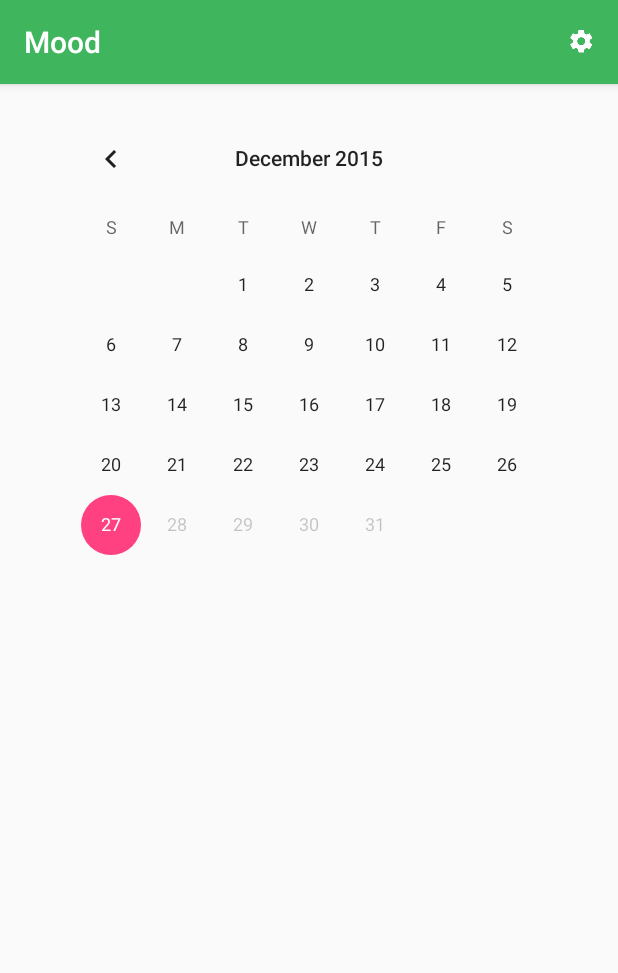
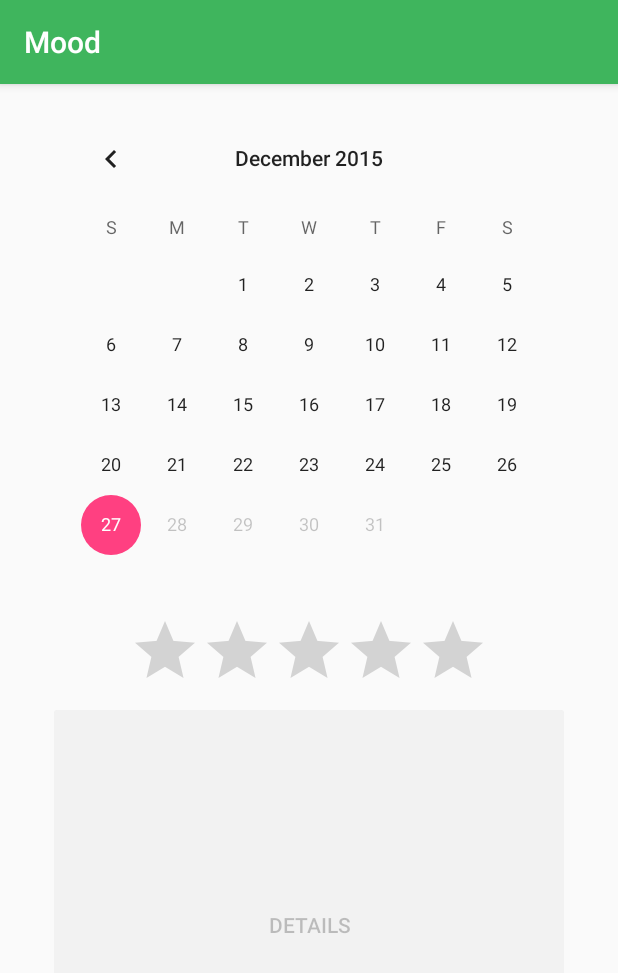
Before and after one commit to DreamingInfraviolet/ImprovementTracker, an Android app: the screen it shows after launch (MainActivity), on a phone screen of 412 x 824 dp. Shown: the top 973 px of the screen. Run offline under Robolectric (Android 15) with nearby library versions, the phone set to English and light mode, and no system bars; network calls fail.

```diff
--- a/app/src/main/AndroidManifest.xml
+++ b/app/src/main/AndroidManifest.xml
@@ -23,12 +23,6 @@
                 <category android:name="android.intent.category.LAUNCHER" />
             </intent-filter>
         </activity>
-        <activity
-            android:name=".SettingsActivity"
-            android:label="@string/title_activity_settings" />
-        <activity
-            android:name=".PasswordActivity"
-            android:label="@string/title_activity_password"></activity>
     </application>
 
 </manifest>
--- a/app/src/main/java/space/amareth/mood/HistoryEntry.java
+++ b/app/src/main/java/space/amareth/mood/HistoryEntry.java
@@ -11,13 +11,12 @@ public class HistoryEntry
     ArrayList<String> whatWentNotWell;
     ArrayList<String> whatIWillDo;
     int rating;
-    long creationTime;
 
     public HistoryEntry(ArrayList<String> whatWentWell, ArrayList<String> whatWentNotWell, ArrayList<String> whatIWillDo, int rating)
     {
         this.whatWentWell=whatWentWell;
         this.whatWentNotWell=whatWentNotWell;
         this.whatIWillDo=whatIWillDo;
-        this.rating = Math.max(0, Math.min(5, rating));
+        this.rating=rating;
     }
 }
--- a/app/src/main/java/space/amareth/mood/MainActivity.java
+++ b/app/src/main/java/space/amareth/mood/MainActivity.java
@@ -1,162 +1,76 @@
 package space.amareth.mood;
 
 import android.app.AlertDialog;
-import android.content.Context;
-import android.content.Intent;
 import android.support.v7.app.AppCompatActivity;
 import android.os.Bundle;
 import android.util.Log;
-import android.view.Menu;
-import android.view.MenuInflater;
-import android.view.MenuItem;
+import android.widget.Button;
 import android.widget.CalendarView;
+import android.widget.RatingBar;
 
-import android.widget.EditText;
-import android.text.InputType;
-import android.content.DialogInterface;
-
-public class MainActivity extends AppCompatActivity
-{
+public class MainActivity extends AppCompatActivity {
     public static MainActivity mainActivity;
 
-    public MainActivity()
-    {
-        mainActivity=this;
+    public MainActivity() {
+        mainActivity = this;
     }
 
-    @Override
-    public boolean onCreateOptionsMenu(Menu menu)
-    {
-        MenuInflater inflater = getMenuInflater();
-        inflater.inflate(R.menu.menubar, menu);
-        return true;
-    }
+    CalendarView calendarView;
+    RatingBar ratingBar;
+    Button detailsButton;
+
+    HistoryEntry currentEntry = null;
 
     @Override
-    protected void onCreate(Bundle savedInstanceState)
-    {
-        try
-        {
+    protected void onCreate(Bundle savedInstanceState) {
+        try {
             super.onCreate(savedInstanceState);
             setContentView(R.layout.activity_main);
             HistoryManager.create(this);
+            HistoryManager.instance().load();
 
-            CalendarView cv = (CalendarView)findViewById(R.id.calendarView);
-                cv.setMinDate(getPackageManager()
-                        .getPackageInfo("space.amareth.mood", 0)
-                        .firstInstallTime);
-                cv.setMaxDate(System.currentTimeMillis());
+            calendarView = (CalendarView) findViewById(R.id.calendarView);
+            calendarView.setMinDate(getPackageManager()
+                    .getPackageInfo("space.amareth.mood", 0)
+                    .firstInstallTime);
+            calendarView.setMaxDate(System.currentTimeMillis());
+
+            calendarView.setOnDateChangeListener(new CalendarView.OnDateChangeListener() {
+                @Override
+                public void onSelectedDayChange(CalendarView view, int year, int month, int dayOfMonth) {
+                    currentEntry = HistoryManager.instance().getEntry(view.getDate());
+                    if (currentEntry == null)
+                    {
+                        mainActivity.ratingBar.setNumStars(0);
+                        mainActivity.detailsButton.setEnabled(false);
+                    }
+                    else
+                    {
+                        mainActivity.ratingBar.setNumStars(currentEntry.rating);
+                        mainActivity.detailsButton.setEnabled(true);
+                    }
+                }
+            });
+
+            ratingBar = (RatingBar) findViewById(R.id.ratingBar);
+            detailsButton = (Button)findViewById(R.id.detailsButton);
         }
-        catch(Exception e)
+        catch (Exception e)
         {
             Log.e("Error", e.toString());
         }
     }
 
     @Override
-    public void onStart()
-    {
-        try {
-            super.onStart();
-
-            //Check if first launch
-            boolean firstLaunch = getSharedPreferences("settings", Context.MODE_PRIVATE)
-                    .getBoolean("first_launch", true);
-
-            if(true)//if (firstLaunch)
-            {
-                getSharedPreferences("settings", Context.MODE_PRIVATE).edit().putBoolean("first_launch", false).commit();
-                resolveFirstTimePasswordProtection();
-            }
-            else if (HistoryManager.instance().isDataEncrypted())
-                askPassword();
-        }
-        catch(Exception e)
-        {
-            Log.e("ERROR", e.toString());
-        }
+    public void onStart() {
+        super.onStart();
     }
 
-    public void alertUser(String message)
-    {
+    public void alertUser(String message) {
         new AlertDialog.Builder(this)
                 .setTitle("Warning")
                 .setMessage(message)
                 .setPositiveButton("Okay", null)
                 .show();
     }
-
-    public void askPassword()
-    {
-        final AlertDialog.Builder builder = new AlertDialog.Builder(this);
-
-        final EditText input = new EditText(this);
-        input.setInputType(InputType.TYPE_CLASS_TEXT | InputType.TYPE_TEXT_VARIATION_PASSWORD);
-        builder.setView(input);
-
-        builder
-            .setCancelable(false)
-            .setPositiveButton("Proceed",
-                    new DialogInterface.OnClickListener() {
-                        public void onClick(DialogInterface dialog, int id)
-                        {
-                            String password = input.getText().toString();
-
-                            if (HistoryManager.instance().verifyPassword(password))
-                            {
-                                //Handle correct password
-                            }
-                            else
-                            {
-                                new AlertDialog.Builder(mainActivity)
-                                        .setTitle("Error")
-                                        .setMessage("The password that you have entered is incorrect.")
-                                    .setPositiveButton("Cancel", null)
-                                    .show();
-
-                            }
-                        }
-                    })
-                .show();
-    }
-
-    public static String hashPassword(String password)
-    {
-        return password;
-    }
-
-    public void resolveFirstTimePasswordProtection()
-    {
-        new AlertDialog.Builder(this)
-                .setIcon(android.R.drawable.ic_dialog_alert)
-                .setTitle("Password")
-                .setMessage("Do you want to enable password protection?")
-                .setPositiveButton("Yes", new DialogInterface.OnClickListener() {
-                    @Override
-                    public void onClick(DialogInterface dialog, int which) {
-                        Intent intent = new Intent(mainActivity, PasswordActivity.class);
-                        startActivity(intent);
-                    }
-                })
-                .setNegativeButton("No", new DialogInterface.OnClickListener() {
-                            @Override
-                            public void onClick(DialogInterface dialog, int which) {
-                                HistoryManager.instance().setEncrypted(false);
-                            }
-                        }
-                ).show();
-    }
-
-                    @Override
-                    public boolean onOptionsItemSelected(MenuItem item) {
-                        switch (item.getItemId()) {
-                            case R.id.action_settings: {
-                                Intent intent = new Intent(this, SettingsActivity.class);
-                                startActivity(intent);
-                            }
-                            return true;
-                        }
-
-                        return super.onOptionsItemSelected(item);
-                    }
-                }
+}
--- a/app/src/main/res/layout/activity_main.xml
+++ b/app/src/main/res/layout/activity_main.xml
@@ -7,7 +7,8 @@
     android:paddingLeft="@dimen/activity_horizontal_margin"
     android:paddingRight="@dimen/activity_horizontal_margin"
     android:paddingTop="@dimen/activity_vertical_margin"
-    tools:context="space.amareth.mood.MainActivity">
+    tools:context="space.amareth.mood.MainActivity"
+    android:clickable="false">
 
     <CalendarView
         android:layout_width="wrap_content"
@@ -15,4 +16,33 @@
         android:id="@+id/calendarView"
         android:layout_alignParentTop="true"
         android:layout_centerHorizontal="true" />
+
+    <RatingBar
+        android:layout_width="wrap_content"
+        android:layout_height="wrap_content"
+        android:id="@+id/ratingBar"
+        android:layout_below="@+id/calendarView"
+        android:layout_centerHorizontal="true"
+        android:indeterminateOnly="false"
+        android:isIndicator="true"/>
+
+    <Button
+        android:layout_width="wrap_content"
+        android:layout_height="wrap_content"
+        android:text="Details"
+        android:id="@+id/detailsButton"
+        android:layout_alignParentBottom="true"
+        android:layout_marginBottom="42dp"
+        android:layout_below="@+id/ratingBar"
+        android:layout_alignRight="@+id/calendarView"
+        android:layout_alignEnd="@+id/calendarView"
+        android:layout_alignLeft="@+id/calendarView"
+        android:layout_alignStart="@+id/calendarView"
+        android:clickable="false"
+        android:contextClickable="false"
+        android:elegantTextHeight="false"
+        android:enabled="false"
+        android:focusable="false"
+        style="@style/Base.Widget.AppCompat.Button.Colored" />
+
 </RelativeLayout>
```
Also changed, not shown: app/src/main/java/space/amareth/mood/History.java (+11 -1 lines), app/src/main/java/space/amareth/mood/HistoryManager.java (+8 -115 lines), app/src/main/java/space/amareth/mood/PasswordActivity.java (deleted, +0 -88 lines), app/src/main/java/space/amareth/mood/SettingsActivity.java (deleted, +0 -33 lines), app/src/main/res/layout/activity_password.xml (deleted, +0 -66 lines), app/src/main/res/drawable-hdpi/ic_star.png (added), app/src/main/res/drawable-ldpi/ic_star.png (added), app/src/main/res/drawable-mdpi/ic_star.png (added), app/src/main/res/drawable-xhdpi/ic_star.png (added), app/src/main/res/drawable-xxhdpi/ic_star.png (added), app/src/main/res/drawable-xxxhdpi/ic_star.png (added).
